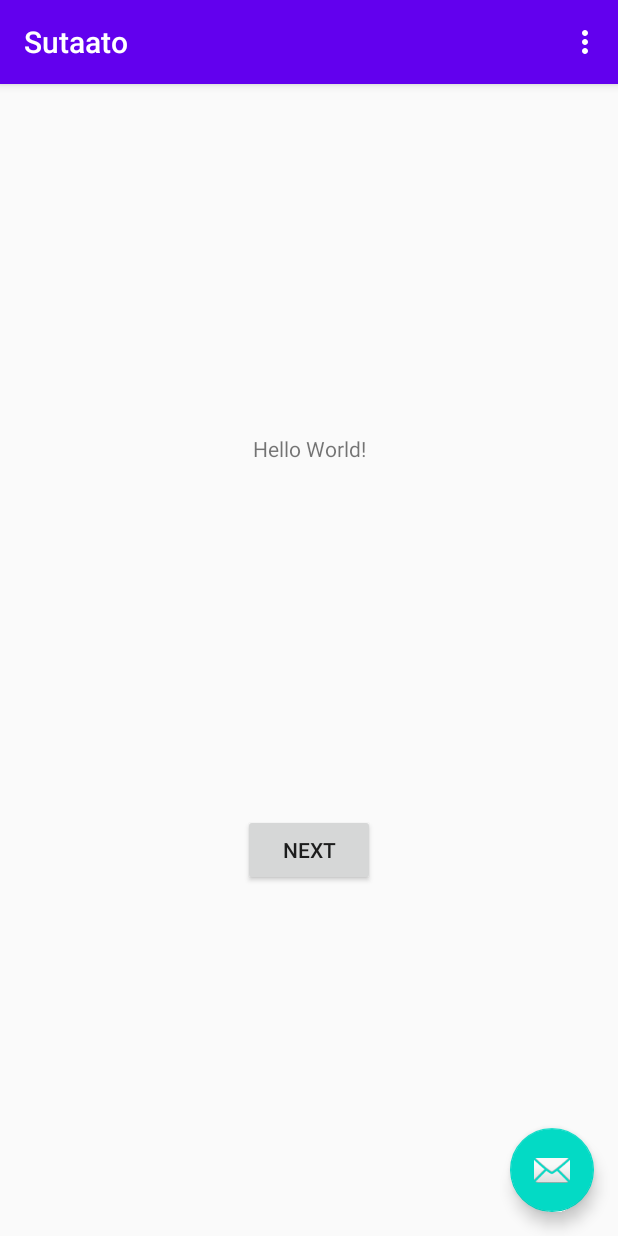
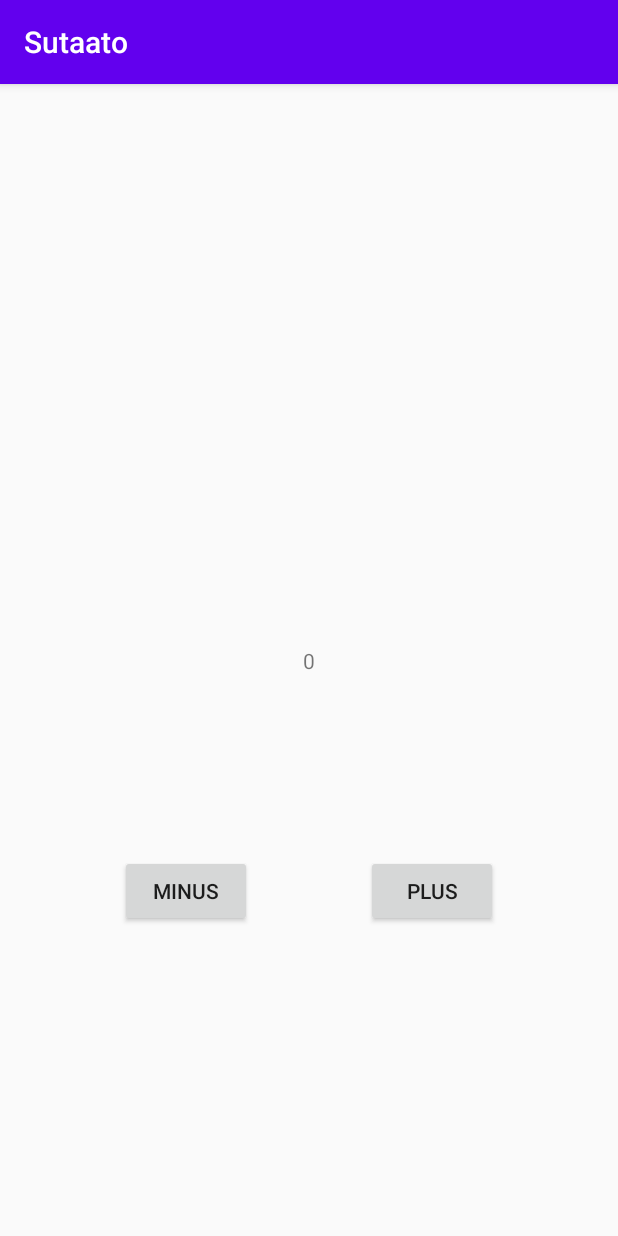
Before and after one commit to bungamaku/tktpl-mobile, an Android app: the screen it shows after launch (MainActivity), on a phone screen of 412 x 824 dp. Run offline under Robolectric (Android 15) with nearby library versions, the phone set to English and light mode, and no system bars.

Commit message:
Lab 2 init

```diff
--- a/app/src/main/AndroidManifest.xml
+++ b/app/src/main/AndroidManifest.xml
@@ -9,10 +9,7 @@
         android:roundIcon="@mipmap/ic_launcher_round"
         android:supportsRtl="true"
         android:theme="@style/AppTheme">
-        <activity
-            android:name=".MainActivity"
-            android:label="@string/app_name"
-            android:theme="@style/AppTheme.NoActionBar">
+        <activity android:name=".MainActivity">
             <intent-filter>
                 <action android:name="android.intent.action.MAIN" />
 
--- a/app/src/main/java/id/ac/ui/cs/mobileprogramming/bungaamalia/sutaato/FirstFragment.kt
+++ /dev/null
@@ -1,31 +0,0 @@
-package id.ac.ui.cs.mobileprogramming.bungaamalia.sutaato
-
-import android.os.Bundle
-import androidx.fragment.app.Fragment
-import android.view.LayoutInflater
-import android.view.View
-import android.view.ViewGroup
-import android.widget.Button
-import androidx.navigation.fragment.findNavController
-
-/**
- * A simple [Fragment] subclass as the default destination in the navigation.
- */
-class FirstFragment : Fragment() {
-
-    override fun onCreateView(
-            inflater: LayoutInflater, container: ViewGroup?,
-            savedInstanceState: Bundle?
-    ): View? {
-        // Inflate the layout for this fragment
-        return inflater.inflate(R.layout.fragment_first, container, false)
-    }
-
-    override fun onViewCreated(view: View, savedInstanceState: Bundle?) {
-        super.onViewCreated(view, savedInstanceState)
-
-        view.findViewById<Button>(R.id.button_first).setOnClickListener {
-            findNavController().navigate(R.id.action_FirstFragment_to_SecondFragment)
-        }
-    }
-}
--- a/app/src/main/java/id/ac/ui/cs/mobileprogramming/bungaamalia/sutaato/MainActivity.kt
+++ b/app/src/main/java/id/ac/ui/cs/mobileprogramming/bungaamalia/sutaato/MainActivity.kt
@@ -1,38 +1,75 @@
 package id.ac.ui.cs.mobileprogramming.bungaamalia.sutaato
 
+import androidx.appcompat.app.AppCompatActivity
 import android.os.Bundle
-import com.google.android.material.floatingactionbutton.FloatingActionButton
-import com.google.android.material.snackbar.Snackbar
-import androidx.appcompat.app.AppCompatActivity
-import android.view.Menu
-import android.view.MenuItem
+import android.util.Log
+import android.view.View
+import android.widget.Button
+import android.widget.TextView
+import android.widget.Toast
 
 class MainActivity : AppCompatActivity() {
-
+    var value = 0
     override fun onCreate(savedInstanceState: Bundle?) {
         super.onCreate(savedInstanceState)
         setContentView(R.layout.activity_main)
-        setSupportActionBar(findViewById(R.id.toolbar))
-
-        findViewById<FloatingActionButton>(R.id.fab).setOnClickListener { view ->
-            Snackbar.make(view, "Replace with your own action", Snackbar.LENGTH_LONG)
-                    .setAction("Action", null).show()
+        findViewById<Button>(R.id.plus_button_view).setOnClickListener {
+            plusValue()
         }
+        findViewById<Button>(R.id.minus_button_view).setOnClickListener {
+            minusValue()
+        }
+        Toast.makeText(this, "STATE: ON_CREATE", Toast.LENGTH_SHORT).show()
+        Log.i("ActivityLifecycle", "STATE: ON_CREATE")
     }
 
-    override fun onCreateOptionsMenu(menu: Menu): Boolean {
-        // Inflate the menu; this adds items to the action bar if it is present.
-        menuInflater.inflate(R.menu.menu_main, menu)
-        return true
+    fun plusValue() {
+        val valueTextView = findViewById<TextView>(R.id.value_view)
+        value = valueTextView.text.toString().toInt()
+        value++
+        valueTextView.text = value.toString()
     }
 
-    override fun onOptionsItemSelected(item: MenuItem): Boolean {
-        // Handle action bar item clicks here. The action bar will
-        // automatically handle clicks on the Home/Up button, so long
-        // as you specify a parent activity in AndroidManifest.xml.
-        return when (item.itemId) {
-            R.id.action_settings -> true
-            else -> super.onOptionsItemSelected(item)
-        }
+    fun minusValue() {
+        val valueTextView = findViewById<TextView>(R.id.value_view)
+        value = valueTextView.text.toString().toInt()
+        value--
+        valueTextView.text = value.toString()
+    }
+
+    override fun onStart() {
+        super.onStart()
+        Toast.makeText(this, "STATE: ON_START", Toast.LENGTH_SHORT).show()
+        Log.i("ActivityLifecycle", "STATE: ON_START")
+    }
+
+    override fun onResume() {
+        super.onResume()
+        Toast.makeText(this, "STATE: ON_RESUME", Toast.LENGTH_SHORT).show()
+        Log.i("ActivityLifecycle", "STATE: ON_RESUME")
+    }
+
+    override fun onPause() {
+        super.onPause()
+        Toast.makeText(this, "STATE: ON_PAUSE", Toast.LENGTH_SHORT).show()
+        Log.i("ActivityLifecycle", "STATE: ON_PAUSE")
+    }
+
+    override fun onStop() {
+        super.onStop()
+        Toast.makeText(this, "STATE: ON_STOP", Toast.LENGTH_SHORT).show()
+        Log.i("ActivityLifecycle", "STATE: ON_STOP")
+    }
+
+    override fun onRestart() {
+        super.onRestart()
+        Toast.makeText(this, "STATE: ON_RESTART", Toast.LENGTH_SHORT).show()
+        Log.i("ActivityLifecycle", "STATE: ON_RESTART")
+    }
+
+    override fun onDestroy() {
+        super.onDestroy()
+        Toast.makeText(this, "STATE: ON_DESTROY", Toast.LENGTH_SHORT).show()
+        Log.i("ActivityLifecycle", "STATE: ON_DESTROY")
     }
 }
--- a/app/src/main/res/layout/activity_main.xml
+++ b/app/src/main/res/layout/activity_main.xml
@@ -1,33 +1,39 @@
 <?xml version="1.0" encoding="utf-8"?>
-<androidx.coordinatorlayout.widget.CoordinatorLayout xmlns:android="http://schemas.android.com/apk/res/android"
+<androidx.constraintlayout.widget.ConstraintLayout xmlns:android="http://schemas.android.com/apk/res/android"
     xmlns:app="http://schemas.android.com/apk/res-auto"
     xmlns:tools="http://schemas.android.com/tools"
     android:layout_width="match_parent"
     android:layout_height="match_parent"
     tools:context=".MainActivity">
 
-    <com.google.android.material.appbar.AppBarLayout
-        android:layout_width="match_parent"
-        android:layout_height="wrap_content"
-        android:theme="@style/AppTheme.AppBarOverlay">
-
-        <androidx.appcompat.widget.Toolbar
-            android:id="@+id/toolbar"
-            android:layout_width="match_parent"
-            android:layout_height="?attr/actionBarSize"
-            android:background="?attr/colorPrimary"
-            app:popupTheme="@style/AppTheme.PopupOverlay" />
-
-    </com.google.android.material.appbar.AppBarLayout>
-
-    <include layout="@layout/content_main" />
-
-    <com.google.android.material.floatingactionbutton.FloatingActionButton
-        android:id="@+id/fab"
+    <TextView
+        android:id="@+id/value_view"
         android:layout_width="wrap_content"
         android:layout_height="wrap_content"
-        android:layout_gravity="bottom|end"
-        android:layout_margin="@dimen/fab_margin"
-        app:srcCompat="@android:drawable/ic_dialog_email" />
+        android:text="@string/value_text"
+        app:layout_constraintBottom_toBottomOf="parent"
+        app:layout_constraintLeft_toLeftOf="parent"
+        app:layout_constraintRight_toRightOf="parent"
+        app:layout_constraintTop_toTopOf="parent" />
 
-</androidx.coordinatorlayout.widget.CoordinatorLayout>
+    <Button
+        android:id="@+id/minus_button_view"
+        android:layout_width="wrap_content"
+        android:layout_height="wrap_content"
+        android:layout_marginStart="80dp"
+        android:layout_marginTop="120dp"
+        android:text="@string/minus_button_text"
+        app:layout_constraintStart_toStartOf="parent"
+        app:layout_constraintTop_toBottomOf="@+id/value_view" />
+
+    <Button
+        android:id="@+id/plus_button_view"
+        android:layout_width="wrap_content"
+        android:layout_height="wrap_content"
+        android:layout_marginTop="120dp"
+        android:layout_marginEnd="80dp"
+        android:text="@string/plus_button_text"
+        app:layout_constraintEnd_toEndOf="parent"
+        app:layout_constraintTop_toBottomOf="@+id/value_view" />
+
+</androidx.constraintlayout.widget.ConstraintLayout>
--- a/app/src/main/res/layout/content_main.xml
+++ /dev/null
@@ -1,19 +0,0 @@
-<?xml version="1.0" encoding="utf-8"?>
-<androidx.constraintlayout.widget.ConstraintLayout xmlns:android="http://schemas.android.com/apk/res/android"
-    xmlns:app="http://schemas.android.com/apk/res-auto"
-    android:layout_width="match_parent"
-    android:layout_height="match_parent"
-    app:layout_behavior="@string/appbar_scrolling_view_behavior">
-
-    <fragment
-        android:id="@+id/nav_host_fragment"
-        android:name="androidx.navigation.fragment.NavHostFragment"
-        android:layout_width="0dp"
-        android:layout_height="0dp"
-        app:defaultNavHost="true"
-        app:layout_constraintBottom_toBottomOf="parent"
-        app:layout_constraintLeft_toLeftOf="parent"
-        app:layout_constraintRight_toRightOf="parent"
-        app:layout_constraintTop_toTopOf="parent"
-        app:navGraph="@navigation/nav_graph" />
-</androidx.constraintlayout.widget.ConstraintLayout>
--- a/app/src/main/res/layout/fragment_first.xml
+++ /dev/null
@@ -1,28 +0,0 @@
-<?xml version="1.0" encoding="utf-8"?>
-<androidx.constraintlayout.widget.ConstraintLayout xmlns:android="http://schemas.android.com/apk/res/android"
-    xmlns:app="http://schemas.android.com/apk/res-auto"
-    xmlns:tools="http://schemas.android.com/tools"
-    android:layout_width="match_parent"
-    android:layout_height="match_parent"
-    tools:context=".FirstFragment">
-
-    <TextView
-        android:id="@+id/textview_first"
-        android:layout_width="wrap_content"
-        android:layout_height="wrap_content"
-        android:text="@string/hello_first_fragment"
-        app:layout_constraintBottom_toTopOf="@id/button_first"
-        app:layout_constraintEnd_toEndOf="parent"
-        app:layout_constraintStart_toStartOf="parent"
-        app:layout_constraintTop_toTopOf="parent" />
-
-    <Button
-        android:id="@+id/button_first"
-        android:layout_width="wrap_content"
-        android:layout_height="wrap_content"
-        android:text="@string/next"
-        app:layout_constraintBottom_toBottomOf="parent"
-        app:layout_constraintEnd_toEndOf="parent"
-        app:layout_constraintStart_toStartOf="parent"
-        app:layout_constraintTop_toBottomOf="@id/textview_first" />
-</androidx.constraintlayout.widget.ConstraintLayout>
--- a/app/src/main/res/menu/menu_main.xml
+++ /dev/null
@@ -1,10 +0,0 @@
-<menu xmlns:android="http://schemas.android.com/apk/res/android"
-    xmlns:app="http://schemas.android.com/apk/res-auto"
-    xmlns:tools="http://schemas.android.com/tools"
-    tools:context="id.ac.ui.cs.mobileprogramming.bungaamalia.sutaato.MainActivity">
-    <item
-        android:id="@+id/action_settings"
-        android:orderInCategory="100"
-        android:title="@string/action_settings"
-        app:showAsAction="never" />
-</menu>
--- a/app/src/main/res/navigation/nav_graph.xml
+++ /dev/null
@@ -1,28 +0,0 @@
-<?xml version="1.0" encoding="utf-8"?>
-<navigation xmlns:android="http://schemas.android.com/apk/res/android"
-    xmlns:app="http://schemas.android.com/apk/res-auto"
-    xmlns:tools="http://schemas.android.com/tools"
-    android:id="@+id/nav_graph"
-    app:startDestination="@id/FirstFragment">
-
-    <fragment
-        android:id="@+id/FirstFragment"
-        android:name="id.ac.ui.cs.mobileprogramming.bungaamalia.sutaato.FirstFragment"
-        android:label="@string/first_fragment_label"
-        tools:layout="@layout/fragment_first">
-
-        <action
-            android:id="@+id/action_FirstFragment_to_SecondFragment"
-            app:destination="@id/SecondFragment" />
-    </fragment>
-    <fragment
-        android:id="@+id/SecondFragment"
-        android:name="id.ac.ui.cs.mobileprogramming.bungaamalia.sutaato.SecondFragment"
-        android:label="@string/second_fragment_label"
-        tools:layout="@layout/fragment_second">
-
-        <action
-            android:id="@+id/action_SecondFragment_to_FirstFragment"
-            app:destination="@id/FirstFragment" />
-    </fragment>
-</navigation>
--- a/app/src/main/res/values/dimens.xml
+++ /dev/null
@@ -1,3 +0,0 @@
-<resources>
-    <dimen name="fab_margin">16dp</dimen>
-</resources>
--- a/app/src/main/res/values/strings.xml
+++ b/app/src/main/res/values/strings.xml
@@ -1,12 +1,6 @@
 <resources>
     <string name="app_name">Sutaato</string>
-    <string name="action_settings">Settings</string>
-    <!-- Strings used for fragments for navigation -->
-    <string name="first_fragment_label">First Fragment</string>
-    <string name="second_fragment_label">Second Fragment</string>
-    <string name="next">Next</string>
-    <string name="previous">Previous</string>
-
-    <string name="hello_first_fragment">Hello World!</string>
-    <string name="hello_second_fragment">Hello second fragment. Arg: %1$s</string>
+    <string name="value_text">0</string>
+    <string name="minus_button_text">Minus</string>
+    <string name="plus_button_text">Plus</string>
 </resources>
--- a/app/src/main/res/values/styles.xml
+++ b/app/src/main/res/values/styles.xml
@@ -7,13 +7,4 @@
         <item name="colorAccent">@color/colorAccent</item>
     </style>
 
-    <style name="AppTheme.NoActionBar">
-        <item name="windowActionBar">false</item>
-        <item name="windowNoTitle">true</item>
-    </style>
-
-    <style name="AppTheme.AppBarOverlay" parent="ThemeOverlay.AppCompat.Dark.ActionBar" />
-
-    <style name="AppTheme.PopupOverlay" parent="ThemeOverlay.AppCompat.Light" />
-
 </resources>
```
Also changed, not shown: app/build.gradle (+11 -16 lines), app/src/main/java/id/ac/ui/cs/mobileprogramming/bungaamalia/sutaato/SecondFragment.kt (deleted, +0 -31 lines), app/src/main/res/layout/fragment_second.xml (deleted, +0 -27 lines), gradle/wrapper/gradle-wrapper.properties, 6 other files.
